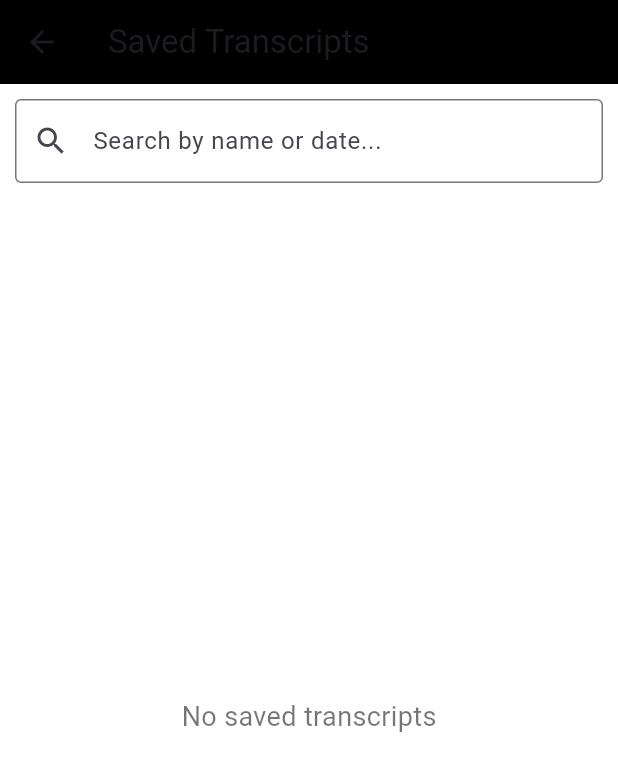
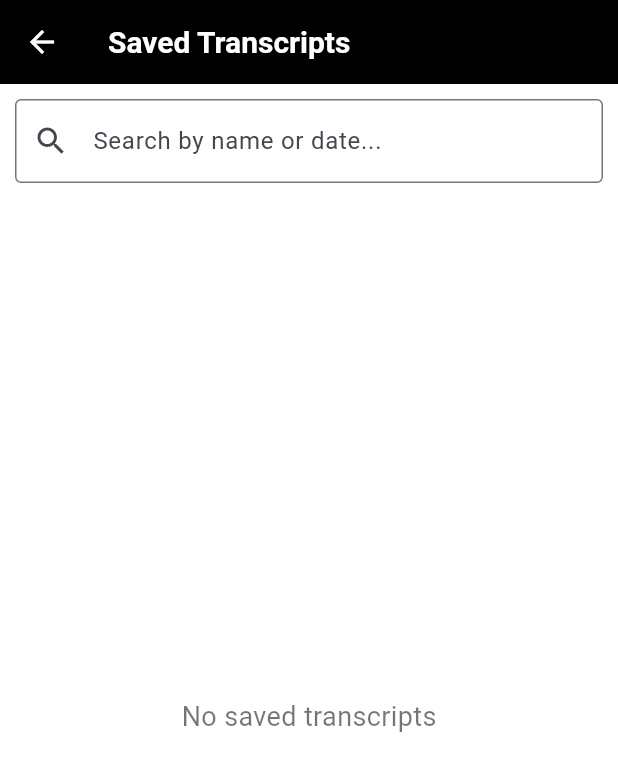
Before and after one commit to rasfsfsggsg/WORDFLOW, a Flutter app: the SavedScreen screen opened directly with empty values, on a phone screen of 412 x 824 dp. Shown: the top 771 px of the screen. Run offline on Flutter 3.47's test engine with Material 3 defaults, Android fonts, the phone set to English and light mode, and no system bars; our stand-ins replace avatar_glow, firebase_auth, firebase_core, firebase_database, flutter_tts, fluttertoast and 4 more; missing offline and left inert: google_mlkit_translation; accounts and stored records are empty.

Commit message:
Update saved.dart

```diff
--- a/lib/screens/saved.dart
+++ b/lib/screens/saved.dart
@@ -1,9 +1,12 @@
+import 'package:firebase_auth/firebase_auth.dart';
 import 'package:flutter/material.dart';
 import 'package:firebase_database/firebase_database.dart';
 import 'package:fluttertoast/fluttertoast.dart';
 import 'package:intl/intl.dart';
 import 'package:share_plus/share_plus.dart';
-import 'package:wordflow/screens/view.dart'; // 📤 For sharing
+import 'package:wordflow/screens/view.dart';
+
+
 
 class SavedScreen extends StatefulWidget {
   final String userId;
@@ -41,6 +44,9 @@ class _SavedScreenState extends State<SavedScreen> {
           };
         }).toList();
 
+        // 🛠 SORT by timestamp (LATEST FIRST) ✅
+        savedTranscripts.sort((a, b) => b["timestamp"].compareTo(a["timestamp"]));
+
         _groupTranscriptsByDate();
       } else {
         savedTranscripts = [];
@@ -55,9 +61,9 @@ class _SavedScreenState extends State<SavedScreen> {
     }
   }
 
-  // 📅 Grouping transcripts by date
   void _groupTranscriptsByDate() {
     groupedTranscripts.clear();
+
     for (var transcript in savedTranscripts) {
       String date = _formatDate(transcript["timestamp"]);
       if (!groupedTranscripts.containsKey(date)) {
@@ -65,8 +71,16 @@ class _SavedScreenState extends State<SavedScreen> {
       }
       groupedTranscripts[date]!.add(transcript);
     }
+
+    // 🛠 Sort groupedTranscripts by date (LATEST FIRST) ✅
+    groupedTranscripts = Map.fromEntries(
+        groupedTranscripts.entries.toList()
+          ..sort((a, b) => b.key.compareTo(a.key))
+    );
+
     setState(() {});
   }
+
 
   // 📆 Format date
   String _formatDate(String? timestamp) {
@@ -156,7 +170,22 @@ class _SavedScreenState extends State<SavedScreen> {
       appBar: AppBar(
         title: const Text("Saved Transcripts"),
         backgroundColor: Colors.black,
+        iconTheme: const IconThemeData(color: Colors.white), // 🔙 Arrow का रंग सफेद
+        titleTextStyle: const TextStyle(color: Colors.white, fontSize: 20, fontWeight: FontWeight.bold), // 📝 Title सफेद
+        leading: IconButton(
+          icon: const Icon(Icons.arrow_back),
+          onPressed: () {
+            Navigator.pop(context); // 👈 Home Screen पर वापस जाने के लिए
+          },
+        ),
       ),
+
+
+
+
+
+
+
       body: Column(
         children: [
           // 🔍 Search Bar
```
